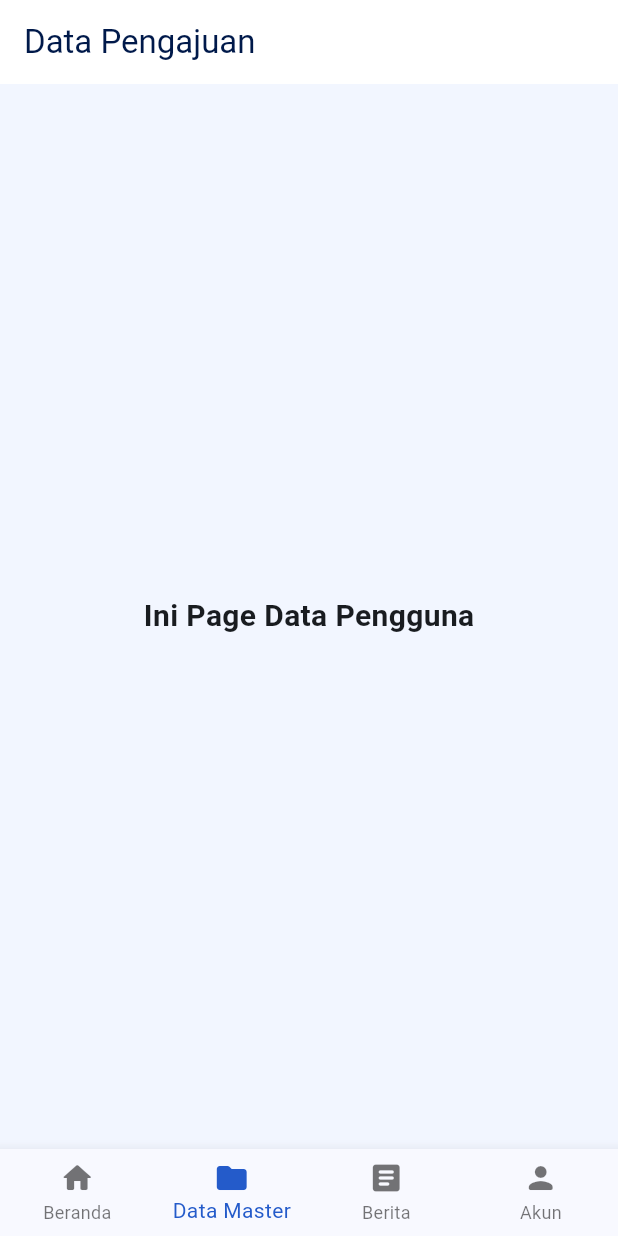
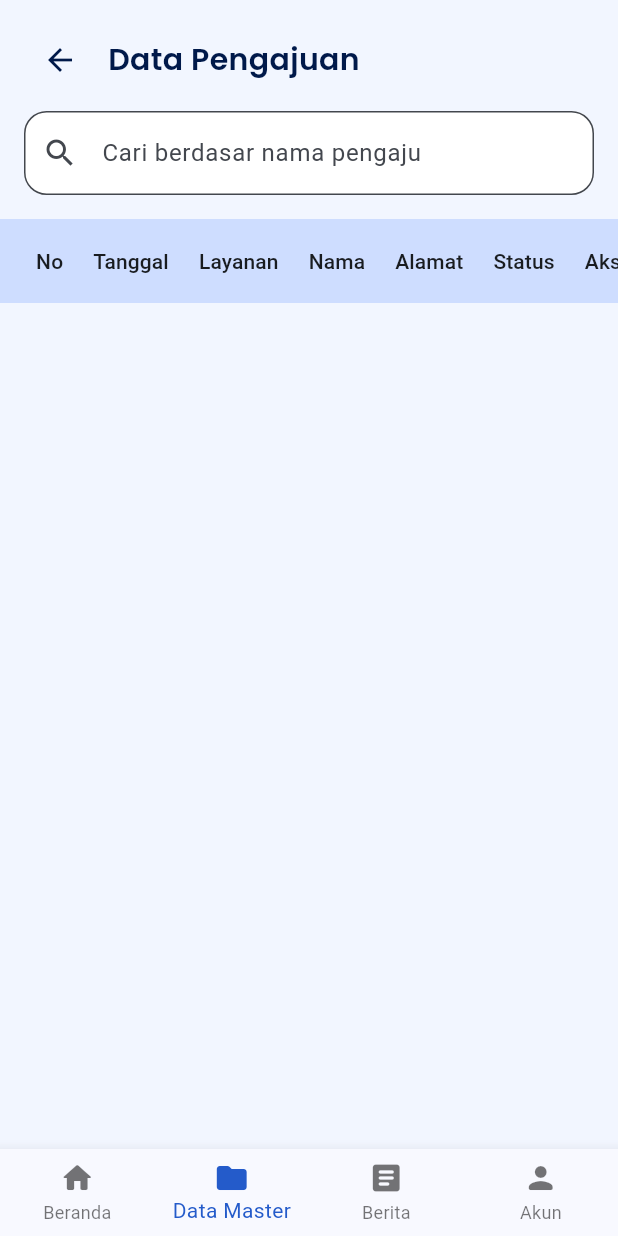
Before and after one commit to wahyunugroho424/aplikasi-desa-tanon, a Flutter app: the DesaDataRequestsPage screen opened by its route, on a phone screen of 412 x 824 dp. Run offline on Flutter 3.47's test engine with Material 3 defaults, Android fonts, the phone set to English and light mode, and no system bars; our stand-ins replace cloud_firestore, dio, file_picker, firebase_auth, firebase_core, firebase_database and 4 more; missing offline and left inert: flutter_pdfview; accounts and stored records are empty; statements that could not run were skipped.

Commit message:
feat: add request data and detail pages for perangkat desa

```diff
--- /dev/null
+++ b/lib/modules/perangkat_desa/pages/data/requests/pd_requests.dart
@@ -0,0 +1,167 @@
+import 'package:flutter/material.dart';
+import 'package:google_fonts/google_fonts.dart';
+import 'package:go_router/go_router.dart';
+import '../../../../../core/controllers/request_controller.dart';
+import '../../../../../core/controllers/user_controller.dart';
+import '../../../../../core/models/request.dart';
+import '../../../../../core/models/user.dart';
+
+class DesaDataRequestsPage extends StatefulWidget {
+  const DesaDataRequestsPage({super.key});
+
+  @override
+  State<DesaDataRequestsPage> createState() => _DesaDataRequestsPageState();
+}
+
+class _DesaDataRequestsPageState extends State<DesaDataRequestsPage> {
+  final requestController = RequestController();
+  final userController = UserController();
+
+  String searchKeyword = '';
+
+  @override
+  Widget build(BuildContext context) {
+    return Scaffold(
+      backgroundColor: const Color(0xFFF2F6FF),
+      body: SafeArea(
+        child: Column(
+          children: [
+            _buildHeader(),
+            Expanded(
+              child: StreamBuilder<List<Request>>(
+                stream: requestController.getRequestsStream(),
+                builder: (context, snap) {
+                  if (!snap.hasData) {
+                    return const Center(child: CircularProgressIndicator());
+                  }
+
+                  List<Request> list = snap.data!;
+
+                  return StreamBuilder<List<User>>(
+                    stream: userController.getUsersStream(),
+                    builder: (context, userSnap) {
+                      if (!userSnap.hasData) return const Center(child: CircularProgressIndicator());
+
+                      final users = {for (var u in userSnap.data!) u.id: u};
+
+                      final filtered = list.where((req) {
+                        final userName = users[req.userId]?.username ?? "-";
+                        return userName.toLowerCase().contains(searchKeyword.toLowerCase());
+                      }).toList();
+
+                      return _buildRequestTable(filtered, users);
+                    },
+                  );
+                },
+              ),
+            ),
+          ],
+        ),
+      ),
+    );
+  }
+
+  Widget _buildHeader() {
+    return Padding(
+      padding: const EdgeInsets.all(16),
+      child: Column(
+        children: [
+          Row(
+            children: [
+              IconButton(
+                icon: const Icon(Icons.arrow_back, color: Color(0xFF00194A)),
+                onPressed: () => context.go('/pd/data'),
+              ),
+              const SizedBox(width: 8),
+              Text(
+                'Data Pengajuan',
+                style: GoogleFonts.poppins(
+                  fontSize: 20,
+                  fontWeight: FontWeight.w600,
+                  color: const Color(0xFF00194A),
+                ),
+              ),
+            ],
+          ),
+          const SizedBox(height: 10),
+          TextField(
+            onChanged: (value) => setState(() => searchKeyword = value),
+            decoration: InputDecoration(
+              hintText: 'Cari berdasar nama pengaju',
+              prefixIcon: const Icon(Icons.search),
+              filled: true,
+              fillColor: Colors.white,
+              border: OutlineInputBorder(borderRadius: BorderRadius.circular(15)),
+            ),
+          ),
+        ],
+      ),
+    );
+  }
+
+  Widget _buildRequestTable(List<Request> list, Map<String, User> users) {
+    return SingleChildScrollView(
+      scrollDirection: Axis.horizontal,
+      child: DataTable(
+        columnSpacing: 20,
+        headingRowColor: MaterialStateProperty.all(const Color(0xFFCEDDFF)),
+        columns: const [
+          DataColumn(label: Text("No")),
+          DataColumn(label: Text("Tanggal")),
+          DataColumn(label: Text("Layanan")),
+          DataColumn(label: Text("Nama")),
+          DataColumn(label: Text("Alamat")),
+          DataColumn(label: Text("Status")),
+          DataColumn(label: Text("Aksi")),
+        ],
+        rows: List.generate(list.length, (index) {
+          final item = list[index];
+          final user = users[item.userId];
+
+          return DataRow(
+            cells: [
+              DataCell(Text("${index + 1}")),
+              DataCell(Text(
+                "${item.createdAt.day}/${item.createdAt.month}/${item.createdAt.year}",
+              )),
+              DataCell(
+                FutureBuilder<String>(
+                  future: requestController.getServiceName(item.serviceId),
+                  builder: (context, snapshot) {
+                    if (!snapshot.hasData) return const Text("-");
+                    return Text(snapshot.data!);
+                  },
+                ),
+              ),
+              DataCell(Text(user?.username ?? "-")),
+              DataCell(
+                FutureBuilder<String>(
+                  future: userController.getFullAddress(user?.areaId ?? ''),
+                  builder: (context, snapshot) {
+                    if (!snapshot.hasData) {
+                      return const Text("-");
+                    }
+                    return Text(snapshot.data!);
+                  },
+                ),
+              ),
+              DataCell(Text(item.status)),
+              DataCell(
+                Row(
+                  children: [
+                    IconButton(
+                      icon: const Icon(Icons.visibility, color: Color(0xFF245BCA)),
+                      onPressed: () {
+                        context.push('/pd/data/requests/detail', extra: {"id": item.id});
+                      },
+                    ),
+                  ],
+                ),
+              ),
+            ],
+          );
+        }),
+      ),
+    );
+  }
+}
--- a/lib/modules/perangkat_desa/pages/pd_data_requests.dart
+++ /dev/null
@@ -1,24 +0,0 @@
-import 'package:flutter/material.dart';
-
-class DesaDataRequestsPage extends StatelessWidget {
-  const DesaDataRequestsPage({super.key});
-
-  @override
-  Widget build(BuildContext context) {
-    return Scaffold(
-      backgroundColor: const Color(0xFFF2F6FF),
-      appBar: AppBar(
-        title: const Text('Data Pengajuan'),
-        backgroundColor: Colors.white,
-        elevation: 0,
-        foregroundColor: const Color(0xFF00194A),
-      ),
-      body: const Center(
-        child: Text(
-          'Ini Page Data Pengguna',
-          style: TextStyle(fontSize: 20, fontWeight: FontWeight.bold),
-        ),
-      ),
-    );
-  }
-}
--- a/lib/router.dart
+++ b/lib/router.dart
@@ -28,7 +28,8 @@ import 'modules/perangkat_desa/pages/data/services/pd_services.dart';
 import 'modules/perangkat_desa/pages/data/services/pd_services_form.dart';
 import 'modules/perangkat_desa/pages/data/news/pd_news.dart';
 import 'modules/perangkat_desa/pages/data/news/pd_news_form.dart';
-import 'modules/perangkat_desa/pages/pd_data_requests.dart';
+import 'modules/perangkat_desa/pages/data/requests/pd_requests.dart';
+import 'modules/perangkat_desa/pages/data/requests/pd_requests_detail.dart';
 
 // === WARGA ===
 import 'modules/warga/wg_main.dart';
@@ -62,37 +63,25 @@ final GoRouter appRouter = GoRouter(
         GoRoute(path: '/pd/data', builder: (_, __) => const DesaDataPage()),
         GoRoute(path: '/pd/data/users', builder: (_, __) => const DesaDataUsersPage()),
         GoRoute(path: '/pd/data/users/add', builder: (_, __) => const DesaDataUsersFormPage()),
-        GoRoute(
-          path: '/pd/data/users/edit',
-          builder: (context, state) => DesaDataUsersFormPage(
-            id: state.uri.queryParameters['id'],
-          ),
-        ),
+        GoRoute(path: '/pd/data/users/edit', builder: (context, state) => DesaDataUsersFormPage(id: state.uri.queryParameters['id'])),
         GoRoute(path: '/pd/data/areas', builder: (_, __) => const DesaDataAreasPage()),
         GoRoute(path: '/pd/data/areas/add', builder: (_, __) => const DesaDataAreasFormPage()),
-        GoRoute(
-          path: '/pd/data/areas/edit',
-          builder: (context, state) => DesaDataAreasFormPage(
-            id: state.uri.queryParameters['id'],
-          ),
-        ),
+        GoRoute(path: '/pd/data/areas/edit', builder: (context, state) => DesaDataAreasFormPage(id: state.uri.queryParameters['id'])),
         GoRoute(path: '/pd/data/services', builder: (_, __) => const DesaDataServicesPage()),
         GoRoute(path: '/pd/data/services/add', builder: (_, __) => const DesaDataServicesFormPage()),
-        GoRoute(
-          path: '/pd/data/services/edit',
-          builder: (context, state) => DesaDataServicesFormPage(
-            id: state.uri.queryParameters['id'],
-          ),
-        ),
+        GoRoute(path: '/pd/data/services/edit', builder: (context, state) => DesaDataServicesFormPage(id: state.uri.queryParameters['id'])),
         GoRoute(path: '/pd/data/news', builder: (_, __) => const DesaDataNewsPage()),
         GoRoute(path: '/pd/data/news/add', builder: (_, __) => const DesaDataNewsFormPage()),
+        GoRoute(path: '/pd/data/news/edit', builder: (context, state) => DesaDataNewsFormPage(id: state.uri.queryParameters['id'])),
+        GoRoute(path: '/pd/data/requests', builder: (_, __) => const DesaDataRequestsPage()),
         GoRoute(
-          path: '/pd/data/news/edit',
-          builder: (context, state) => DesaDataNewsFormPage(
-            id: state.uri.queryParameters['id'],
-          ),
+          path: '/pd/data/requests/detail',
+          builder: (context, state) {
+            final extra = state.extra as Map<String, dynamic>;
+            return DesaDataRequestsDetailPage(id: extra['id']);
+          },
         ),
-        GoRoute(path: '/pd/data/requests', builder: (_, __) => const DesaDataRequestsPage()),
+
         GoRoute(path: '/pd/berita', builder: (_, __) => BeritaPage()),
         GoRoute(
           path: '/pd/berita/detail',
@@ -102,19 +91,11 @@ final GoRouter appRouter = GoRouter(
             return BeritaDetailPage(newsId: newsId);
           },
         ),
+
         GoRoute(path: '/pd/akun', builder: (_, __) => AkunPage(routePrefix: 'pd')),
-        GoRoute(
-          path: '/pd/akun/profil',
-          builder: (_, __) => const AkunProfilPage(routePrefix: 'pd'),
-        ),
-        GoRoute(
-          path: '/pd/akun/profil/form',
-          builder: (_, __) => const AkunProfilFormPage(routePrefix: 'pd'),
-        ),
-        GoRoute(
-          path: '/pd/akun/password',
-          builder: (_, __) => const AkunChangePasswordPage(routePrefix: 'pd'),
-        ),
+        GoRoute(path: '/pd/akun/profil', builder: (_, __) => const AkunProfilPage(routePrefix: 'pd')),
+        GoRoute(path: '/pd/akun/profil/form', builder: (_, __) => const AkunProfilFormPage(routePrefix: 'pd')),
+        GoRoute(path: '/pd/akun/password', builder: (_, __) => const AkunChangePasswordPage(routePrefix: 'pd')),
       ],
     ),
 
@@ -125,6 +106,7 @@ final GoRouter appRouter = GoRouter(
         GoRoute(path: '/wg/beranda', builder: (_, __) => WargaBerandaPage()),
         GoRoute(path: '/wg/pengajuan', builder: (_, __) => WargaPengajuanPage()),
         GoRoute(path: '/wg/pengajuan/add', builder: (_, __) => const WargaPengajuanFormPage()),
+        GoRoute(path: '/wg/pengajuan/success', builder: (_, __) => const WargaPengajuanSuccessPage()),
         GoRoute(
           path: '/wg/pengajuan/detail',
           builder: (context, state) {
@@ -132,7 +114,6 @@ final GoRouter appRouter = GoRouter(
             return WargaPengajuanDetailPage(data: data);
           },
         ),
-        GoRoute(path: '/wg/pengajuan/success', builder: (_, __) => const WargaPengajuanSuccessPage()),
         GoRoute(path: '/wg/berita', builder: (_, __) => BeritaPage()),
         GoRoute(
           path: '/wg/berita/detail',
@@ -142,19 +123,11 @@ final GoRouter appRouter = GoRouter(
             return BeritaDetailPage(newsId: newsId);
           },
         ),
+
         GoRoute(path: '/wg/akun', builder: (_, __) => AkunPage(routePrefix: 'wg')),
-        GoRoute(
-          path: '/wg/akun/profil',
-          builder: (_, __) => const AkunProfilPage(routePrefix: 'wg'),
-        ),
-        GoRoute(
-          path: '/wg/akun/profil/form',
-          builder: (_, __) => const AkunProfilFormPage(routePrefix: 'wg'),
-        ),
-        GoRoute(
-          path: '/wg/akun/password',
-          builder: (_, __) => const AkunChangePasswordPage(routePrefix: 'wg'),
-        ),
+        GoRoute(path: '/wg/akun/profil', builder: (_, __) => const AkunProfilPage(routePrefix: 'wg')),
+        GoRoute(path: '/wg/akun/profil/form', builder: (_, __) => const AkunProfilFormPage(routePrefix: 'wg')),
+        GoRoute(path: '/wg/akun/password', builder: (_, __) => const AkunChangePasswordPage(routePrefix: 'wg')),
       ],
     ),
 
--- a/pubspec.yaml
+++ b/pubspec.yaml
@@ -52,6 +52,7 @@ dependencies:
   permission_handler: ^12.0.1
   open_file: ^3.2.1
   intl: ^0.19.0
+  flutter_pdfview: ^1.3.2
 
 dev_dependencies:
   flutter_test:
```
Also changed, not shown: lib/modules/perangkat_desa/pages/data/requests/pd_requests_detail.dart (added, +280 -0 lines), pubspec.lock.
